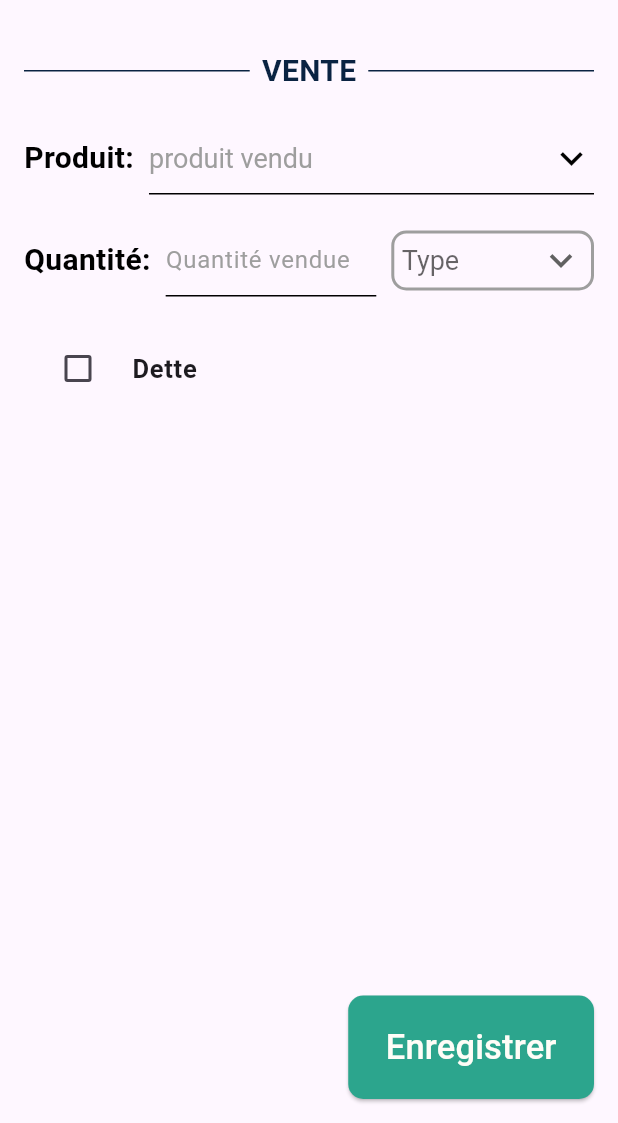
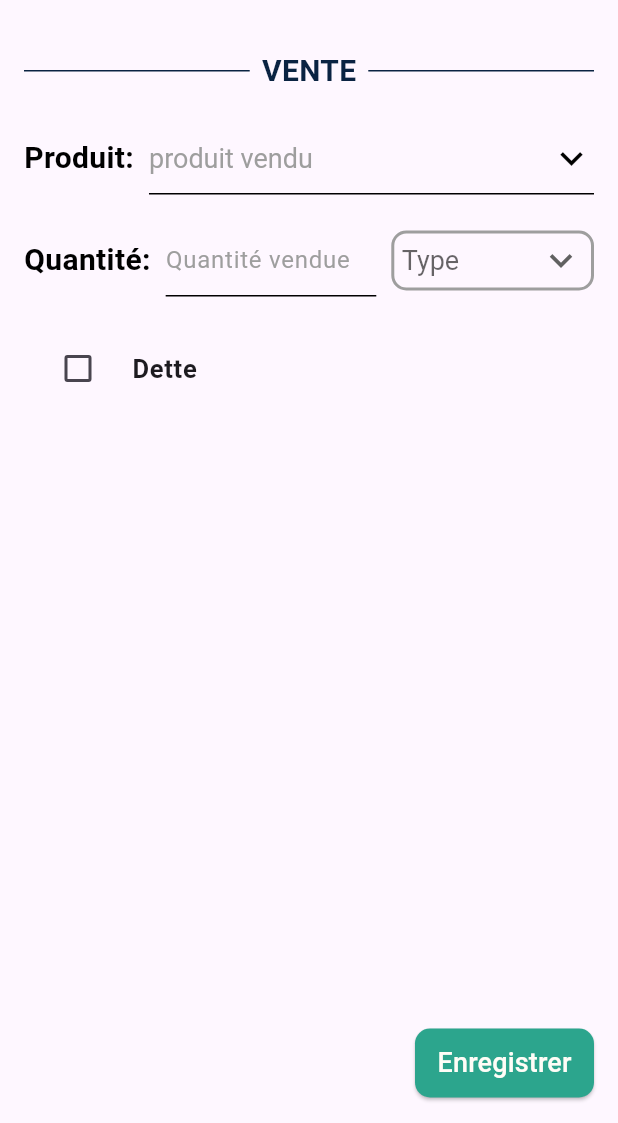
Before and after one commit to NML124/evodie, a Flutter app: the screen it shows after launch, on a phone screen of 412 x 824 dp, the part 113-1236 px from its top. Run offline on Flutter 3.47's test engine with Material 3 defaults, Android fonts, the phone set to English and light mode, and no system bars.

Commit message:
code fonctionnel sans firebase

```diff
--- a/lib/screens/vente.dart
+++ b/lib/screens/vente.dart
@@ -95,7 +95,10 @@ class _VenteState extends State<Vente> {
                               ProduitsOptions.listeProduits.map((String value) {
                             return DropdownMenuItem<String>(
                               value: value,
-                              child: Text(value),
+                              child: Text(
+                                value,
+                                style: TextStyle(color: ColorsConstant.black),
+                              ),
                             );
                           }).toList(),
                           value: ProduitsOptions.selectedProduit,
@@ -173,9 +176,13 @@ class _VenteState extends State<Vente> {
                           hint: Text('Type'),
                           items: ProduitsOptions.listeTypes.map((String value) {
                             return DropdownMenuItem<String>(
-                              value: value,
-                              child: Text(value),
-                            );
+                                value: value,
+                                child: Text(
+                                  value,
+                                  style: const TextStyle(
+                                    color: ColorsConstant.black,
+                                  ),
+                                ));
                           }).toList(),
                           value: ProduitsOptions.selectedType,
                           onChanged: (String? newValue) {
--- a/lib/widgets/customElevatedButton.dart
+++ b/lib/widgets/customElevatedButton.dart
@@ -15,15 +15,15 @@ class CustomElevatedButton extends StatelessWidget {
       style: ElevatedButton.styleFrom(
         backgroundColor: ColorsConstant.green, // Couleur de fond
         foregroundColor: ColorsConstant.white, // Couleur du texte
-        padding: EdgeInsets.symmetric(
-            horizontal: 25, vertical: 18), // Padding du bouton
+        padding: const EdgeInsets.symmetric(
+            horizontal: 15, vertical: 10), // Padding du bouton
         shape: RoundedRectangleBorder(
           borderRadius: BorderRadius.circular(10), // Coins arrondis
         ),
       ),
       child: Text(
         buttonText, // Texte du bouton
-        style: TextStyle(fontSize: 23), // Style du texte
+        style: TextStyle(fontSize: 18), // Style du texte
       ),
     );
   }
```
Also changed, not shown: lib/screens/commande.dart (+6 -1 lines), pubspec.lock, 1 other file.
